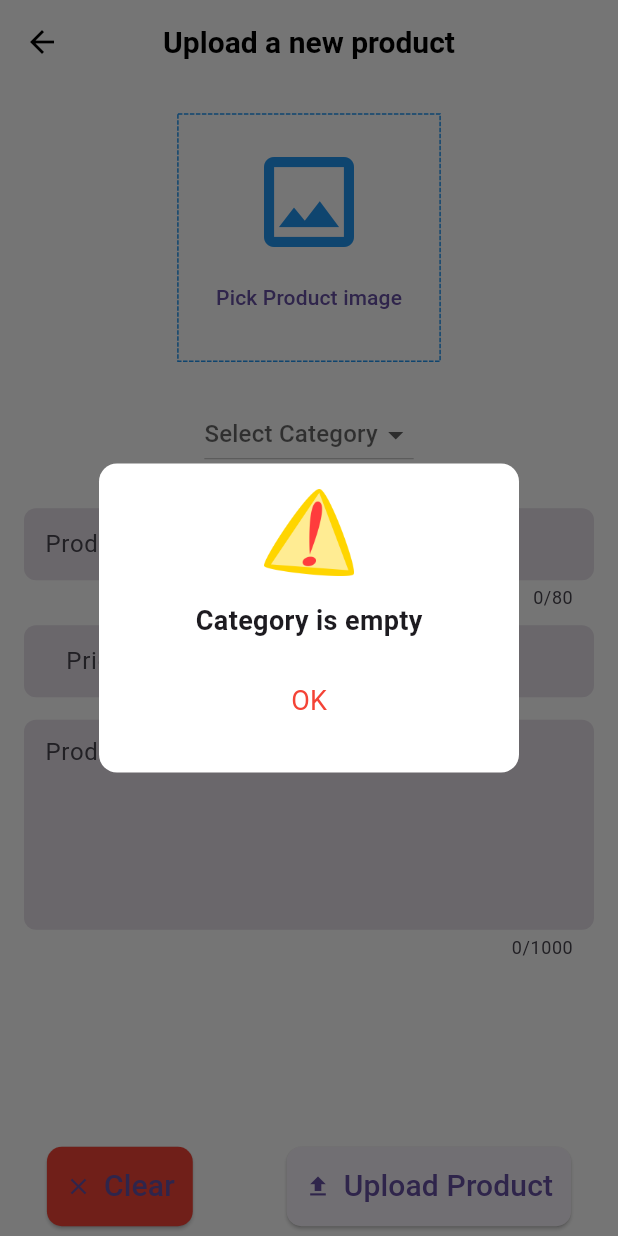
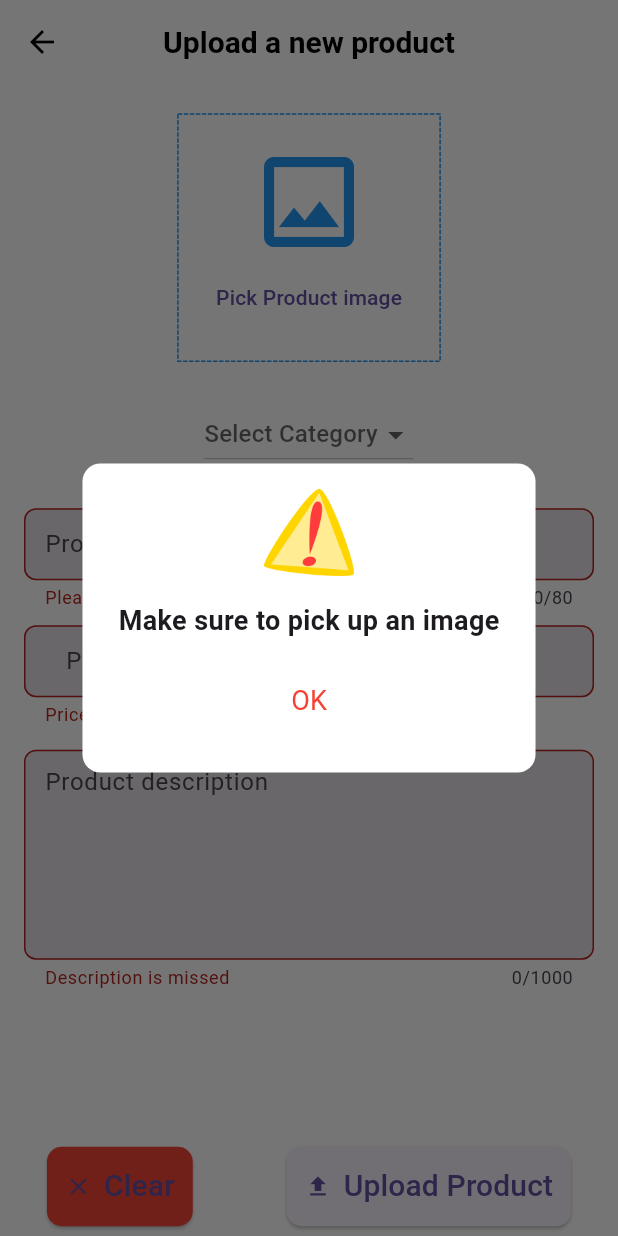
Before and after one commit to ahmedsaadbadawy/shopsmart_admin_panel, a Flutter app: the EditOrUploadProductScreen screen opened by its route, after a tap on "Upload Product", on a phone screen of 412 x 824 dp. Run offline on Flutter 3.47's test engine with Material 3 defaults, Android fonts, the light colour scheme and no system bars; drawn by our look-alikes of dotted_border; our stand-ins replace cloud_firestore, fancy_shimmer_image, firebase_core, firebase_storage, fluttertoast, image_picker and 2 more; missing offline and left inert: dynamic_height_grid_view; accounts and stored records are empty.

Commit message:
Upload Product to the Firebase done

```diff
--- a/lib/models/product_model.dart
+++ b/lib/models/product_model.dart
@@ -1,3 +1,4 @@
+import 'package:cloud_firestore/cloud_firestore.dart';
 import 'package:flutter/material.dart';
 
 class ProductModel with ChangeNotifier {
@@ -8,6 +9,7 @@ class ProductModel with ChangeNotifier {
       productDescription,
       productImage,
       productQuantity;
+  Timestamp? createAt;
 
   ProductModel({
     required this.productId,
@@ -17,5 +19,6 @@ class ProductModel with ChangeNotifier {
     required this.productDescription,
     required this.productImage,
     required this.productQuantity,
+    this.createAt,
   });
 }
--- a/lib/screens/edit_upload_product_form.dart
+++ b/lib/screens/edit_upload_product_form.dart
@@ -1,9 +1,13 @@
 import 'dart:io';
 
+import 'package:cloud_firestore/cloud_firestore.dart';
 import 'package:dotted_border/dotted_border.dart';
+import 'package:firebase_storage/firebase_storage.dart';
 import 'package:flutter/material.dart';
 import 'package:flutter/services.dart';
+import 'package:fluttertoast/fluttertoast.dart';
 import 'package:image_picker/image_picker.dart';
+import 'package:uuid/uuid.dart';
 import '../consts/app_constants.dart';
 import '../models/product_model.dart';
 import '../services/my_app_method.dart';
@@ -11,6 +15,7 @@ import '../widgets/subtitle_text.dart';
 
 import '../consts/my_validators.dart';
 import '../widgets/title_text.dart';
+import 'loading_manager.dart';
 
 class EditOrUploadProductScreen extends StatefulWidget {
   static const routeName = '/EditOrUploadProductScreen';
@@ -36,6 +41,8 @@ class _EditOrUploadProductScreenState extends State<EditOrUploadProductScreen> {
       _descriptionController,
       _quantityController;
   String? _categoryValue;
+  bool _isLoading = false;
+  String? productImageUrl;
   @override
   void initState() {
     if (widget.productModel != null) {
@@ -80,6 +87,16 @@ class _EditOrUploadProductScreenState extends State<EditOrUploadProductScreen> {
   }
 
   Future<void> _uploadProduct() async {
+    final isValid = _formKey.currentState!.validate();
+    FocusScope.of(context).unfocus();
+    if (_pickedImage == null) {
+      MyAppMethods.showErrorORWarningDialog(
+        context: context,
+        subtitle: "Make sure to pick up an image",
+        fct: () {},
+      );
+      return;
+    }
     if (_categoryValue == null) {
       MyAppMethods.showErrorORWarningDialog(
         context: context,
@@ -89,18 +106,69 @@ class _EditOrUploadProductScreenState extends State<EditOrUploadProductScreen> {
 
       return;
     }
-    if (_pickedImage == null) {
-      MyAppMethods.showErrorORWarningDialog(
+    if (isValid) {
+      _formKey.currentState!.save();
+      try {
+        setState(() {
+          _isLoading = true;
+        });
+        final ref = FirebaseStorage.instance
+            .ref()
+            .child("productsImages")
+            .child('${_titleController.text.trim()}.jpg');
+        await ref.putFile(File(_pickedImage!.path));
+        productImageUrl = await ref.getDownloadURL();
+
+        final productID = const Uuid().v4();
+        await FirebaseFirestore.instance
+            .collection("products")
+            .doc(productID)
+            .set({
+          'productId': productID,
+          'productTitle': _titleController.text,
+          'productPrice': _priceController.text,
+          'productImage': productImageUrl,
+          'productCategory': _categoryValue,
+          'productDescription': _descriptionController.text,
+          'productQuantity': _quantityController.text,
+          'createdAt': Timestamp.now(),
+        });
+        Fluttertoast.showToast(
+          msg: "Product has been added",
+          toastLength: Toast.LENGTH_SHORT,
+          textColor: Colors.white,
+        );
+        if (!mounted) return;
+        await MyAppMethods.showErrorORWarningDialog(
+          isError: false,
           context: context,
-        subtitle: "Please pick up an image",
+          subtitle: "Clear form?",
+          fct: () {
+            clearForm();
+          },
+        );
+      } on FirebaseException catch (error) {
+        if (mounted) {
+          await MyAppMethods.showErrorORWarningDialog(
+            context: context,
+            subtitle: "An error has been occured ${error.message}",
             fct: () {},
           );
-
-      return;
         }
-    final isValid = _formKey.currentState!.validate();
-    FocusScope.of(context).unfocus();
-    if (isValid) {}
+      } catch (error) {
+        if (mounted) {
+          await MyAppMethods.showErrorORWarningDialog(
+            context: context,
+            subtitle: "An error has been occured $error",
+            fct: () {},
+          );
+        }
+      } finally {
+        setState(() {
+          _isLoading = false;
+        });
+      }
+    }
   }
 
   Future<void> _editProduct() async {
@@ -140,7 +208,9 @@ class _EditOrUploadProductScreenState extends State<EditOrUploadProductScreen> {
   @override
   Widget build(BuildContext context) {
     final size = MediaQuery.of(context).size;
-    return GestureDetector(
+    return LoadingManager(
+      isLoading: _isLoading,
+      child: GestureDetector(
         onTap: () {
           FocusScope.of(context).unfocus();
         },
@@ -321,7 +391,8 @@ class _EditOrUploadProductScreenState extends State<EditOrUploadProductScreen> {
                             validator: (value) {
                               return MyValidators.uploadProdTexts(
                                 value: value,
-                              toBeReturnedString: "Please enter a valid title",
+                                toBeReturnedString:
+                                    "Please enter a valid title",
                               );
                             },
                           ),
@@ -412,6 +483,7 @@ class _EditOrUploadProductScreenState extends State<EditOrUploadProductScreen> {
             ),
           ),
         ),
+      ),
     );
   }
 }
--- /dev/null
+++ b/lib/screens/loading_manager.dart
@@ -0,0 +1,25 @@
+import 'package:flutter/material.dart';
+
+class LoadingManager extends StatelessWidget {
+  const LoadingManager(
+      {super.key, required this.isLoading, required this.child});
+  final bool isLoading;
+  final Widget child;
+  @override
+  Widget build(BuildContext context) {
+    return Stack(
+      children: [
+        child,
+        if (isLoading) ...[
+          Container(
+            color: Colors.black.withOpacity(0.7),
+          ),
+          const Center(
+              child: CircularProgressIndicator(
+            color: Colors.red,
+          ))
+        ]
+      ],
+    );
+  }
+}
--- a/pubspec.yaml
+++ b/pubspec.yaml
@@ -38,6 +38,7 @@ dependencies:
   flutter:
     sdk: flutter
   flutter_iconly: ^1.0.2
+  fluttertoast: ^8.2.8
   image_picker: ^1.1.2
   provider: ^6.1.2
   shared_preferences: ^2.3.2
```
Also changed, not shown: pubspec.lock. Lines whose indentation alone changed are shown as unchanged.
